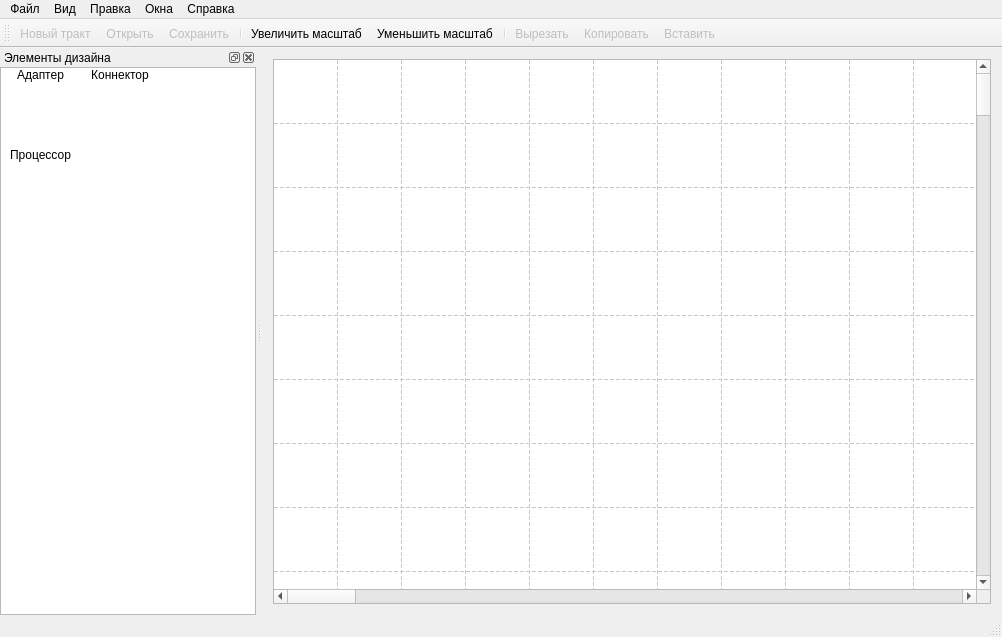
The window that mainwindow.ui (k06a/RitM) describes before a commit, drawn with Qt 5.
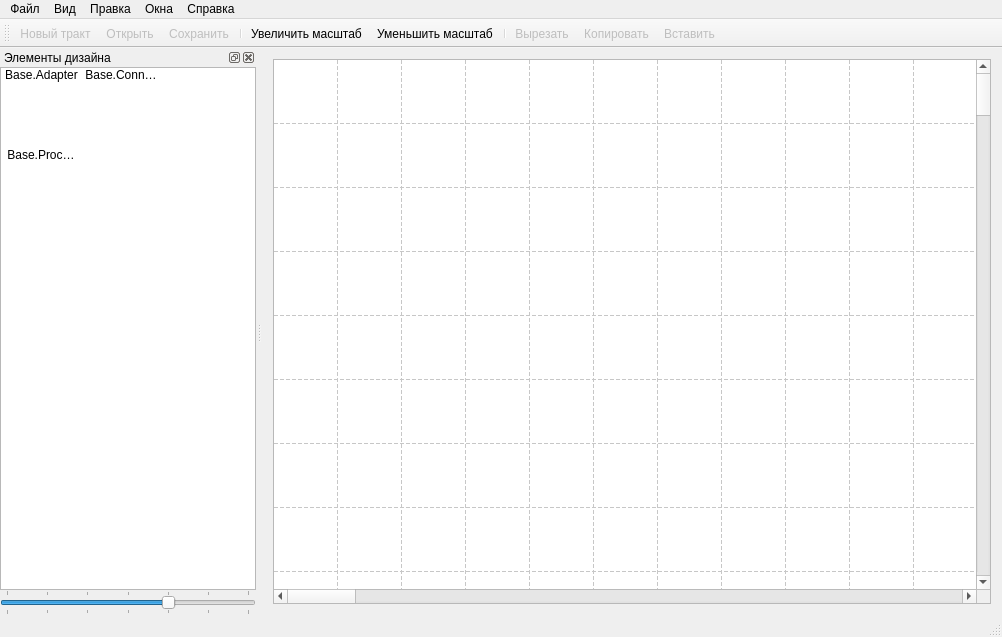
The same window after the commit. Icons and pictures are not drawn. Custom widgets are drawn as their Qt base class.

Diff of the .ui file:
```diff
--- a/mainwindow.ui
+++ b/mainwindow.ui
@@ -383,7 +383,7 @@
     <number>1</number>
    </attribute>
    <widget class="QWidget" name="dockWidgetContents_2">
-    <layout class="QVBoxLayout" name="verticalLayout_5" stretch="0">
+    <layout class="QVBoxLayout" name="verticalLayout_5" stretch="0,0">
      <property name="spacing">
       <number>0</number>
      </property>
@@ -401,6 +401,9 @@
          <height>64</height>
         </size>
        </property>
+       <property name="textElideMode">
+        <enum>Qt::ElideRight</enum>
+       </property>
        <property name="movement">
         <enum>QListView::Free</enum>
        </property>
@@ -419,12 +422,15 @@
        <property name="uniformItemSizes">
         <bool>true</bool>
        </property>
+       <property name="wordWrap">
+        <bool>true</bool>
+       </property>
        <property name="selectionRectVisible">
         <bool>false</bool>
        </property>
        <item>
         <property name="text">
-         <string>Адаптер</string>
+         <string>Base.Adapter</string>
         </property>
         <property name="icon">
          <iconset resource="res.qrc">
@@ -433,7 +439,7 @@
        </item>
        <item>
         <property name="text">
-         <string>Коннектор</string>
+         <string>Base.Connector</string>
         </property>
         <property name="icon">
          <iconset resource="res.qrc">
@@ -442,7 +448,7 @@
        </item>
        <item>
         <property name="text">
-         <string>Процессор</string>
+         <string>Base.Processor</string>
         </property>
         <property name="icon">
          <iconset resource="res.qrc">
@@ -451,6 +457,28 @@
        </item>
       </widget>
      </item>
+     <item>
+      <widget class="QSlider" name="horizontalSlider">
+       <property name="minimum">
+        <number>32</number>
+       </property>
+       <property name="maximum">
+        <number>80</number>
+       </property>
+       <property name="value">
+        <number>64</number>
+       </property>
+       <property name="orientation">
+        <enum>Qt::Horizontal</enum>
+       </property>
+       <property name="tickPosition">
+        <enum>QSlider::TicksBothSides</enum>
+       </property>
+       <property name="tickInterval">
+        <number>8</number>
+       </property>
+      </widget>
+     </item>
     </layout>
    </widget>
   </widget>
@@ -616,7 +644,12 @@
   <customwidget>
    <class>QIconTableWidget</class>
    <extends>QTableWidget</extends>
-   <header>QIconTableWidget.h</header>
+   <header>ProcTableWidget.h</header>
+  </customwidget>
+  <customwidget>
+   <class>ProcListWidget</class>
+   <extends>QListWidget</extends>
+   <header>ProcListWidget.h</header>
   </customwidget>
  </customwidgets>
  <resources>
```
Left out of the diff: 16 changed lines with no effect on the pictures.
